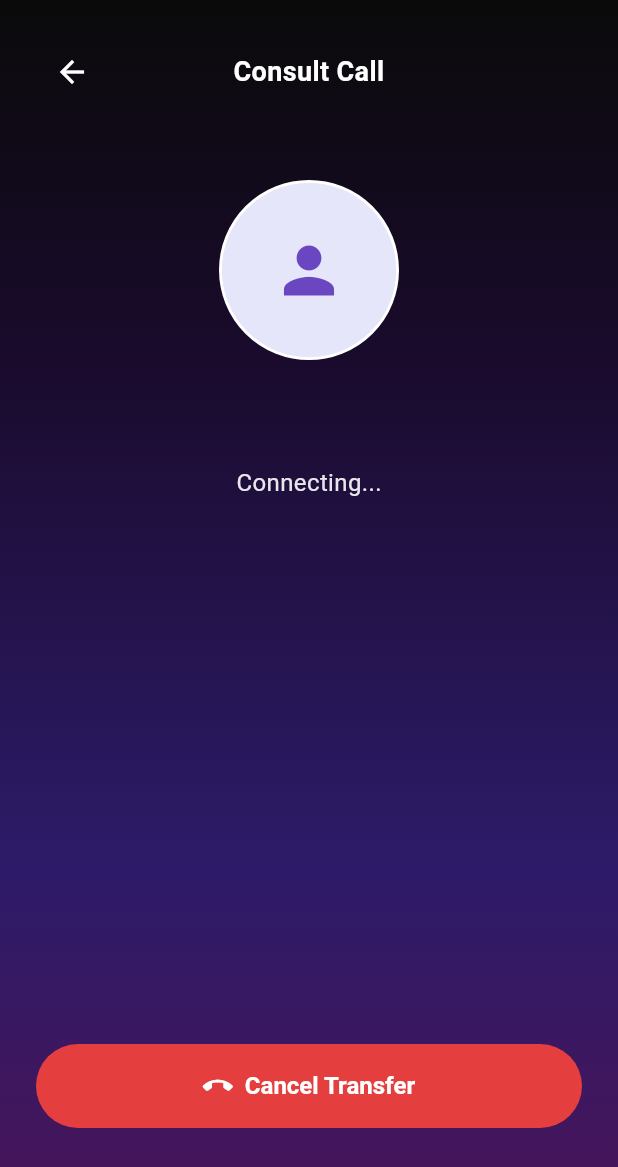
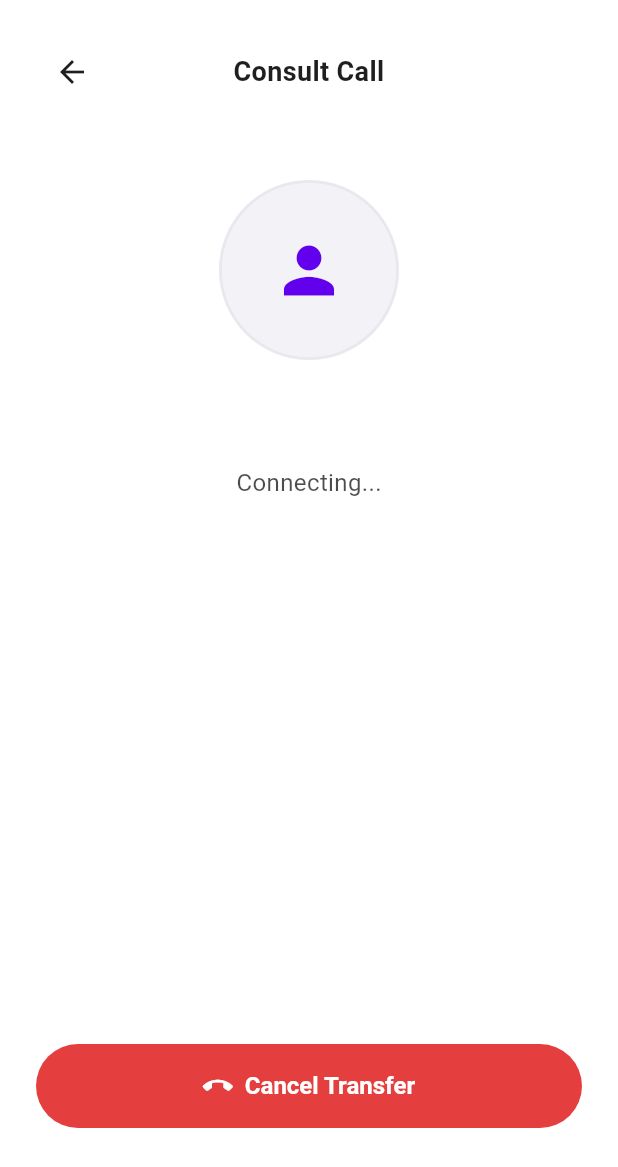
Before and after one commit to ksrigo/rp_flutter_siprix, a Flutter app: the ConsultCallScreen screen opened by its route, on a phone screen of 412 x 824 dp. Shown: the top 1167 px of the screen. Run offline on Flutter 3.47's test engine with Material 3 defaults, Android fonts, the phone set to English and light mode, and no system bars; our stand-ins replace connectivity_plus, dio, firebase_core, firebase_messaging, flutter_contacts, flutter_riverpod and 7 more; missing offline and left inert: dart_jsonwebtoken, siprix_voip_sdk; accounts and stored records are empty.

Commit message:
Attended first attempt

```diff
--- a/lib/features/call/presentation/screens/consult_call_screen.dart
+++ b/lib/features/call/presentation/screens/consult_call_screen.dart
@@ -392,22 +392,29 @@ class _ConsultCallScreenState extends ConsumerState<ConsultCallScreen> {
       width: double.infinity,
       padding: const EdgeInsets.all(16),
       decoration: BoxDecoration(
-        color: Colors.white.withValues(alpha: 0.1),
+        color: Theme.of(context).colorScheme.surface,
         borderRadius: BorderRadius.circular(16),
         border: Border.all(
-          color: Colors.white.withValues(alpha: 0.2),
+          color: Theme.of(context).colorScheme.outline.withValues(alpha: 0.3),
           width: 1,
         ),
+        boxShadow: [
+          BoxShadow(
+            color: Theme.of(context).colorScheme.shadow.withValues(alpha: 0.1),
+            blurRadius: 8,
+            offset: const Offset(0, 2),
+          ),
+        ],
       ),
       child: Column(
         children: [
           // Header
-          const Text(
+          Text(
             'Active Calls',
             style: TextStyle(
               fontSize: 16,
               fontWeight: FontWeight.w600,
-              color: Colors.white,
+              color: Theme.of(context).colorScheme.onSurface,
             ),
           ),
           const SizedBox(height: 16),
@@ -423,13 +430,13 @@ class _ConsultCallScreenState extends ConsumerState<ConsultCallScreen> {
                     padding: const EdgeInsets.symmetric(vertical: 12, horizontal: 16),
                     decoration: BoxDecoration(
                       color: !_isConsultCallActive
-                          ? const Color(0xFF6B46C1)
-                          : Colors.white.withValues(alpha: 0.1),
+                          ? Theme.of(context).colorScheme.primary
+                          : Theme.of(context).colorScheme.surfaceContainerHighest,
                       borderRadius: BorderRadius.circular(12),
                       border: Border.all(
                         color: !_isConsultCallActive
-                            ? const Color(0xFF6B46C1)
-                            : Colors.white.withValues(alpha: 0.3),
+                            ? Theme.of(context).colorScheme.primary
+                            : Theme.of(context).colorScheme.outline.withValues(alpha: 0.3),
                         width: 1,
                       ),
                     ),
@@ -437,7 +444,9 @@ class _ConsultCallScreenState extends ConsumerState<ConsultCallScreen> {
                       children: [
                         Icon(
                           !_isConsultCallActive ? Icons.phone : Icons.pause,
-                          color: Colors.white,
+                          color: !_isConsultCallActive
+                              ? Theme.of(context).colorScheme.onPrimary
+                              : Theme.of(context).colorScheme.onSurface,
                           size: 20,
                         ),
                         const SizedBox(height: 4),
@@ -446,7 +455,9 @@ class _ConsultCallScreenState extends ConsumerState<ConsultCallScreen> {
                           style: TextStyle(
                             fontSize: 12,
                             fontWeight: FontWeight.w500,
-                            color: Colors.white.withValues(alpha: 0.9),
+                            color: !_isConsultCallActive
+                                ? Theme.of(context).colorScheme.onPrimary
+                                : Theme.of(context).colorScheme.onSurface,
                           ),
                           textAlign: TextAlign.center,
                         ),
@@ -454,7 +465,9 @@ class _ConsultCallScreenState extends ConsumerState<ConsultCallScreen> {
                           !_isConsultCallActive ? 'Active' : 'On Hold',
                           style: TextStyle(
                             fontSize: 10,
-                            color: Colors.white.withValues(alpha: 0.7),
+                            color: !_isConsultCallActive
+                                ? Theme.of(context).colorScheme.onPrimary.withValues(alpha: 0.8)
+                                : Theme.of(context).colorScheme.onSurface.withValues(alpha: 0.7),
                           ),
                           textAlign: TextAlign.center,
                         ),
@@ -474,13 +487,13 @@ class _ConsultCallScreenState extends ConsumerState<ConsultCallScreen> {
                     padding: const EdgeInsets.symmetric(vertical: 12, horizontal: 16),
                     decoration: BoxDecoration(
                       color: _isConsultCallActive
-                          ? const Color(0xFF6B46C1)
-                          : Colors.white.withValues(alpha: 0.1),
+                          ? Theme.of(context).colorScheme.primary
+                          : Theme.of(context).colorScheme.surfaceContainerHighest,
                       borderRadius: BorderRadius.circular(12),
                       border: Border.all(
                         color: _isConsultCallActive
-                            ? const Color(0xFF6B46C1)
-                            : Colors.white.withValues(alpha: 0.3),
+                            ? Theme.of(context).colorScheme.primary
+                            : Theme.of(context).colorScheme.outline.withValues(alpha: 0.3),
                         width: 1,
                       ),
                     ),
@@ -488,7 +501,9 @@ class _ConsultCallScreenState extends ConsumerState<ConsultCallScreen> {
                       children: [
                         Icon(
                           _isConsultCallActive ? Icons.phone : Icons.pause,
-                          color: Colors.white,
+                          color: _isConsultCallActive
+                              ? Theme.of(context).colorScheme.onPrimary
+                              : Theme.of(context).colorScheme.onSurface,
                           size: 20,
                         ),
                         const SizedBox(height: 4),
@@ -497,7 +512,9 @@ class _ConsultCallScreenState extends ConsumerState<ConsultCallScreen> {
                           style: TextStyle(
                             fontSize: 12,
                             fontWeight: FontWeight.w500,
-                            color: Colors.white.withValues(alpha: 0.9),
+                            color: _isConsultCallActive
+                                ? Theme.of(context).colorScheme.onPrimary
+                                : Theme.of(context).colorScheme.onSurface,
                           ),
                           textAlign: TextAlign.center,
                         ),
@@ -505,7 +522,9 @@ class _ConsultCallScreenState extends ConsumerState<ConsultCallScreen> {
                           _isConsultCallActive ? 'Active' : 'On Hold',
                           style: TextStyle(
                             fontSize: 10,
-                            color: Colors.white.withValues(alpha: 0.7),
+                            color: _isConsultCallActive
+                                ? Theme.of(context).colorScheme.onPrimary.withValues(alpha: 0.8)
+                                : Theme.of(context).colorScheme.onSurface.withValues(alpha: 0.7),
                           ),
                           textAlign: TextAlign.center,
                         ),
@@ -524,42 +543,29 @@ class _ConsultCallScreenState extends ConsumerState<ConsultCallScreen> {
   @override
   Widget build(BuildContext context) {
     return Scaffold(
-      body: Container(
-        decoration: const BoxDecoration(
-          gradient: LinearGradient(
-            begin: Alignment.topCenter,
-            end: Alignment.bottomCenter,
-            colors: [
-              Color(0xFF0A0A0A),
-              Color(0xFF1A0B2E),
-              Color(0xFF2D1B69),
-              Color(0xFF4A1458),
-            ],
-            stops: [0.0, 0.3, 0.7, 1.0],
-          ),
-        ),
-        child: SafeArea(
-          child: Padding(
-            padding: const EdgeInsets.all(24.0),
-            child: Column(
+      backgroundColor: Theme.of(context).colorScheme.surface,
+      body: SafeArea(
+        child: Padding(
+          padding: const EdgeInsets.all(24.0),
+          child: Column(
               children: [
                 // Header
                 Row(
                   children: [
                     IconButton(
                       onPressed: _cancelTransfer,
-                      icon: const Icon(
+                      icon: Icon(
                         Icons.arrow_back,
-                        color: Colors.white,
+                        color: Theme.of(context).colorScheme.onSurface,
                       ),
                     ),
-                    const Expanded(
+                    Expanded(
                       child: Text(
                         'Consult Call',
                         style: TextStyle(
                           fontSize: 18,
                           fontWeight: FontWeight.w600,
-                          color: Colors.white,
+                          color: Theme.of(context).colorScheme.onSurface,
                         ),
                         textAlign: TextAlign.center,
                       ),
@@ -588,16 +594,16 @@ class _ConsultCallScreenState extends ConsumerState<ConsultCallScreen> {
 
                 // Transfer state indicator
                 if (_transferState == TransferState.completing)
-                  const Column(
+                  Column(
                     children: [
                       CircularProgressIndicator(
-                        valueColor: AlwaysStoppedAnimation<Color>(Color(0xFF6B46C1)),
+                        valueColor: AlwaysStoppedAnimation<Color>(Theme.of(context).colorScheme.primary),
                       ),
-                      SizedBox(height: 16),
+                      const SizedBox(height: 16),
                       Text(
                         'Completing Transfer...',
                         style: TextStyle(
-                          color: Colors.white,
+                          color: Theme.of(context).colorScheme.onSurface,
                           fontSize: 16,
                         ),
                       ),
@@ -612,7 +618,6 @@ class _ConsultCallScreenState extends ConsumerState<ConsultCallScreen> {
             ),
           ),
         ),
-      ),
     );
   }
 
@@ -627,24 +632,24 @@ class _ConsultCallScreenState extends ConsumerState<ConsultCallScreen> {
           height: 120,
           decoration: BoxDecoration(
             shape: BoxShape.circle,
-            color: const Color(0xFFE6E6FA),
+            color: Theme.of(context).colorScheme.surfaceContainerHighest,
             border: Border.all(
-              color: Colors.white,
+              color: Theme.of(context).colorScheme.outline.withValues(alpha: 0.3),
               width: 2.0,
             ),
           ),
           child: CircleAvatar(
             radius: 58,
-            backgroundColor: const Color(0xFFE6E6FA),
+            backgroundColor: Theme.of(context).colorScheme.surfaceContainerHighest,
             backgroundImage: _contactInfo?.hasPhoto == true && _contactInfo?.photo != null
                 ? MemoryImage(_contactInfo!.photo!)
                 : null,
             child: _contactInfo?.hasPhoto == true && _contactInfo?.photo != null
                 ? null
-                : const Icon(
+                : Icon(
                     Icons.person,
                     size: 50,
-                    color: Color(0xFF6B46C1),
+                    color: Theme.of(context).colorScheme.primary,
                   ),
           ),
         ),
@@ -654,10 +659,10 @@ class _ConsultCallScreenState extends ConsumerState<ConsultCallScreen> {
         // Contact name or phone number
         Text(
           displayName,
-          style: const TextStyle(
+          style: TextStyle(
             fontSize: 24,
             fontWeight: FontWeight.w600,
-            color: Colors.white,
+            color: Theme.of(context).colorScheme.onSurface,
           ),
           textAlign: TextAlign.center,
           maxLines: 2,
@@ -672,7 +677,7 @@ class _ConsultCallScreenState extends ConsumerState<ConsultCallScreen> {
             style: TextStyle(
               fontSize: 16,
               fontWeight: FontWeight.w400,
-              color: Colors.white.withValues(alpha: 0.8),
+              color: Theme.of(context).colorScheme.onSurface.withValues(alpha: 0.7),
             ),
             textAlign: TextAlign.center,
           ),
@@ -683,7 +688,7 @@ class _ConsultCallScreenState extends ConsumerState<ConsultCallScreen> {
 
   Widget _buildCallStatus() {
     String displayText;
-    Color textColor = Colors.white.withValues(alpha: 0.9);
+    Color textColor = Theme.of(context).colorScheme.onSurface.withValues(alpha: 0.8);
 
     switch (_consultCallInfo?.state ?? AppCallState.connecting) {
       case AppCallState.connecting:
@@ -697,11 +702,11 @@ class _ConsultCallScreenState extends ConsumerState<ConsultCallScreen> {
         break;
       case AppCallState.failed:
         displayText = 'Call Failed';
-        textColor = Colors.red[600]!;
+        textColor = Theme.of(context).colorScheme.error;
         break;
       case AppCallState.ended:
         displayText = 'Call Ended';
-        textColor = Colors.white.withValues(alpha: 0.7);
+        textColor = Theme.of(context).colorScheme.onSurface.withValues(alpha: 0.6);
         break;
       default:
         displayText = 'Connecting...';
```
